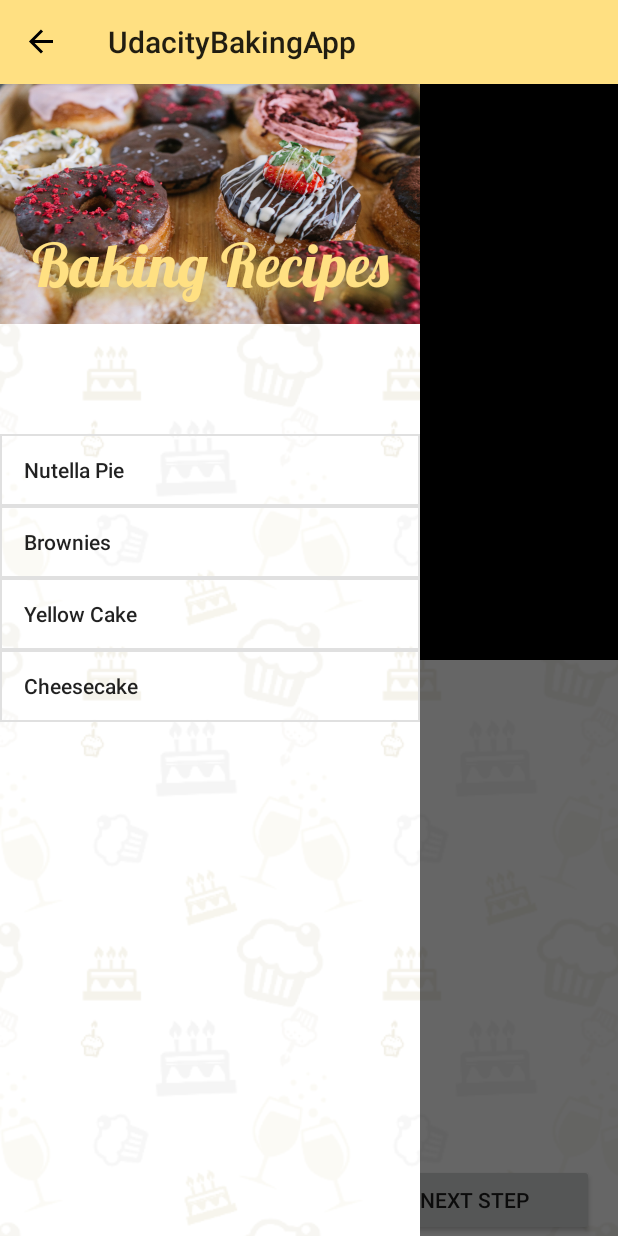
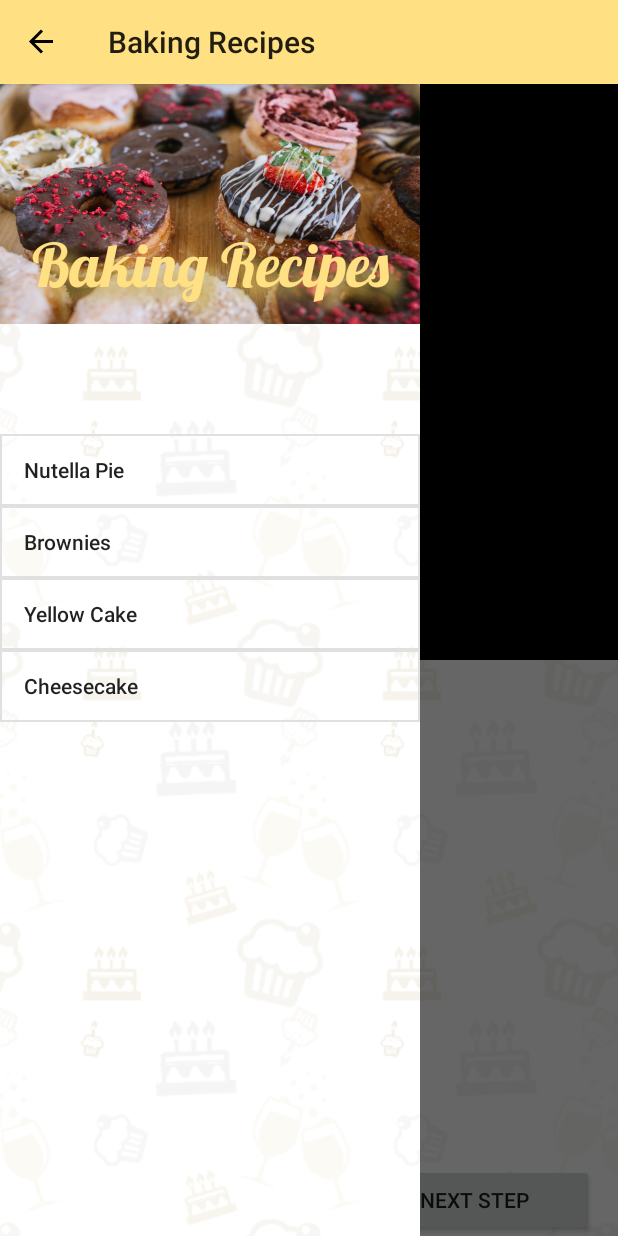
Before and after one commit to AndyRadionov/UdacBakingApp, an Android app: the DetailsActivity screen opened directly, with no data from a screen before it, with the side drawer open, on a phone screen of 412 x 824 dp. Run offline under Robolectric (Android 15) with nearby library versions, the phone set to English and light mode, and no system bars; our stand-ins replace Timber, data binding; plain views replace JustifiedTextView, PlayerControlView, PlayerView; 24 statements that could not run were skipped.

Commit message:
layouts completed

```diff
--- a/app/src/main/java/io/github/andyradionov/udacitybakingapp/ui/base/BaseDrawerActivity.java
+++ b/app/src/main/java/io/github/andyradionov/udacitybakingapp/ui/base/BaseDrawerActivity.java
@@ -35,7 +35,6 @@ public abstract class BaseDrawerActivity extends AppCompatActivity {
     protected DrawerViewModel mDrawerViewModel;
     private DrawerLayout mDrawerLayout;
     private NavigationView mNavigationView;
-    ListView mDrawerList;
     @Override
     public boolean onOptionsItemSelected(MenuItem item) {
         Timber.d("onOptionsItemSelected(): %s", item.getTitle());
@@ -54,8 +53,6 @@ public abstract class BaseDrawerActivity extends AppCompatActivity {
 
     protected void prepareDrawer() {
         Timber.d("prepareDrawer()");
-
-        mDrawerList = findViewById(R.id.navList);
 
         mDrawerViewModel = ViewModelProviders.of(this).get(DrawerViewModel.class);
         ActionBar actionBar = getSupportActionBar();
--- a/app/src/main/res/drawable/ic_refresh_black_24dp.xml
+++ /dev/null
@@ -1,9 +0,0 @@
-<vector xmlns:android="http://schemas.android.com/apk/res/android"
-        android:width="24dp"
-        android:height="24dp"
-        android:viewportWidth="24.0"
-        android:viewportHeight="24.0">
-    <path
-        android:fillColor="#FF000000"
-        android:pathData="M17.65,6.35C16.2,4.9 14.21,4 12,4c-4.42,0 -7.99,3.58 -7.99,8s3.57,8 7.99,8c3.73,0 6.84,-2.55 7.73,-6h-2.08c-0.82,2.33 -3.04,4 -5.65,4 -3.31,0 -6,-2.69 -6,-6s2.69,-6 6,-6c1.66,0 3.14,0.69 4.22,1.78L13,11h7V4l-2.35,2.35z"/>
-</vector>
--- a/app/src/main/res/layout-land/fragment_step_details_video.xml
+++ b/app/src/main/res/layout-land/fragment_step_details_video.xml
@@ -4,9 +4,9 @@
     xmlns:tools="http://schemas.android.com/tools">
 
     <ScrollView
-        android:background="@drawable/screen_bg_pattern"
         android:layout_width="match_parent"
         android:layout_height="match_parent"
+        android:background="@drawable/screen_bg_pattern"
         android:fillViewport="true"
         tools:context="io.github.andyradionov.udacitybakingapp.ui.details.DetailsActivity">
 
@@ -15,14 +15,14 @@
             android:layout_height="wrap_content">
 
             <com.google.android.exoplayer2.ui.PlayerView
-                android:background="@android:color/black"
                 android:id="@+id/player_view"
                 android:layout_width="match_parent"
-                android:layout_height="400dp"
+                android:layout_height="@dimen/player_land_height"
                 android:layout_marginBottom="0dp"
                 android:layout_marginLeft="0dp"
                 android:layout_marginRight="0dp"
                 android:layout_marginTop="0dp"
+                android:background="@android:color/black"
                 app:layout_constraintLeft_toLeftOf="parent"
                 app:layout_constraintRight_toRightOf="parent"
                 app:layout_constraintTop_toTopOf="parent" />
@@ -35,76 +35,75 @@
                 android:layout_marginLeft="0dp"
                 android:layout_marginRight="0dp"
                 android:layout_marginTop="0dp"
+                app:layout_constraintBottom_toBottomOf="@id/player_view"
                 app:layout_constraintLeft_toLeftOf="parent"
-                app:layout_constraintRight_toRightOf="parent"
-                app:layout_constraintBottom_toBottomOf="@id/player_view"/>
+                app:layout_constraintRight_toRightOf="parent" />
 
             <ProgressBar
+                android:id="@+id/pb_video_indicator"
+                android:layout_width="@dimen/indicator_size"
+                android:layout_height="@dimen/indicator_size"
                 android:visibility="invisible"
-                android:id="@+id/pb_video_indicator"
-                android:layout_width="40dp"
-                android:layout_height="40dp"
                 app:layout_constraintBottom_toBottomOf="@id/player_view"
                 app:layout_constraintLeft_toLeftOf="parent"
                 app:layout_constraintRight_toRightOf="parent"
                 app:layout_constraintTop_toTopOf="@id/player_view" />
 
             <TextView
-                android:visibility="invisible"
-                tools:text="Error"
-                android:textSize="28sp"
-                android:textColor="@color/colorAccent"
-                android:textAlignment="center"
                 android:id="@+id/tv_video_error"
                 android:layout_width="match_parent"
                 android:layout_height="wrap_content"
+                android:textAlignment="center"
+                android:textColor="@color/colorAccent"
+                android:textSize="@dimen/error_text_size"
+                android:visibility="invisible"
                 app:layout_constraintBottom_toBottomOf="@id/player_view"
                 app:layout_constraintLeft_toLeftOf="parent"
                 app:layout_constraintRight_toRightOf="parent"
-                app:layout_constraintTop_toTopOf="@id/player_view" />
+                app:layout_constraintTop_toTopOf="@id/player_view"
+                tools:text="Error" />
 
             <ImageButton
+                android:id="@+id/btn_refresh"
+                android:layout_width="@dimen/indicator_size"
+                android:layout_height="@dimen/indicator_size"
+                android:src="@drawable/ic_action_refresh"
                 android:visibility="invisible"
-                android:id="@+id/btn_refresh"
-                app:layout_constraintTop_toBottomOf="@id/tv_video_error"
                 app:layout_constraintLeft_toLeftOf="parent"
                 app:layout_constraintRight_toRightOf="parent"
-                android:src="@drawable/ic_refresh_black_24dp"
-                android:layout_width="40dp"
-                android:layout_height="40dp" />
+                app:layout_constraintTop_toBottomOf="@id/tv_video_error" />
 
             <com.uncopt.android.widget.text.justify.JustifiedTextView
-                android:textColor="@android:color/black"
                 android:id="@+id/tv_recipe_instructions"
                 android:layout_width="match_parent"
                 android:layout_height="wrap_content"
+                android:layout_margin="@dimen/details_margin"
                 android:textAlignment="center"
-                android:layout_margin="32dp"
-                android:textSize="16sp"
+                android:textColor="@android:color/black"
+                android:textSize="@dimen/regular_text"
                 app:layout_constraintLeft_toLeftOf="parent"
                 app:layout_constraintRight_toRightOf="parent"
                 app:layout_constraintTop_toBottomOf="@+id/player_view" />
 
             <Button
                 android:id="@+id/btn_prev_step"
-                android:layout_width="160dp"
+                android:layout_width="@dimen/btn_width"
                 android:layout_height="wrap_content"
                 android:layout_gravity="left"
-                android:layout_marginLeft="64dp"
-                android:layout_marginTop="32dp"
-                android:text="Previous step"
+                android:layout_marginLeft="@dimen/btn_margin"
+                android:layout_marginTop="@dimen/details_margin"
+                android:text="@string/previous_step"
                 app:layout_constraintLeft_toLeftOf="parent"
                 app:layout_constraintTop_toBottomOf="@+id/tv_recipe_instructions" />
 
             <Button
                 android:id="@+id/btn_next_step"
-                android:layout_width="160dp"
+                android:layout_width="@dimen/btn_width"
                 android:layout_height="wrap_content"
-                android:layout_marginTop="32dp"
-
                 android:layout_gravity="right"
-                android:layout_marginRight="64dp"
-                android:text="Next Step"
+                android:layout_marginRight="@dimen/btn_margin"
+                android:layout_marginTop="@dimen/details_margin"
+                android:text="@string/next_step"
                 app:layout_constraintRight_toRightOf="parent"
                 app:layout_constraintTop_toBottomOf="@+id/tv_recipe_instructions" />
 
--- a/app/src/main/res/layout-sw600dp/activity_baking.xml
+++ b/app/src/main/res/layout-sw600dp/activity_baking.xml
@@ -15,7 +15,7 @@
 
             <FrameLayout
                 android:id="@+id/master_list_fragment"
-                android:layout_width="320dp"
+                android:layout_width="@dimen/master_width"
                 android:layout_height="match_parent" />
 
             <View
--- a/app/src/main/res/layout/activity_details.xml
+++ b/app/src/main/res/layout/activity_details.xml
@@ -1,6 +1,5 @@
 <?xml version="1.0" encoding="utf-8"?>
 <android.support.v4.widget.DrawerLayout xmlns:android="http://schemas.android.com/apk/res/android"
-    xmlns:app="http://schemas.android.com/apk/res-auto"
     xmlns:tools="http://schemas.android.com/tools"
     android:id="@+id/drawer_layout"
     android:layout_width="match_parent"
--- a/app/src/main/res/layout/activity_main.xml
+++ b/app/src/main/res/layout/activity_main.xml
@@ -9,10 +9,10 @@
         tools:context="io.github.andyradionov.udacitybakingapp.ui.main.MainActivity">
 
         <android.support.v7.widget.RecyclerView
-            android:background="@drawable/screen_bg_pattern"
             android:id="@+id/rv_recipes_container"
             android:layout_width="match_parent"
-            android:layout_height="match_parent" />
+            android:layout_height="match_parent"
+            android:background="@drawable/screen_bg_pattern" />
 
         <include layout="@layout/drawer_navigation" />
 
--- a/app/src/main/res/layout/drawer_header.xml
+++ b/app/src/main/res/layout/drawer_header.xml
@@ -10,29 +10,29 @@
 
     <ImageView
         android:id="@+id/drawer_picture"
+        android:layout_width="match_parent"
+        android:layout_height="@dimen/drawer_img_size"
         android:background="@drawable/bakery"
-        android:layout_width="match_parent"
         android:scaleType="centerCrop"
-        android:layout_height="160dp" />
+        tools:ignore="ContentDescription" />
 
     <TextView
         android:id="@+id/drawer_text"
         android:layout_width="match_parent"
         android:layout_height="wrap_content"
         android:fontFamily="@font/lobster"
-        android:paddingBottom="80dp"
-        android:text="Baking Recipes"
-        android:textSize="40sp"
-        android:textColor="@color/colorPrimary"
+        android:paddingBottom="@dimen/drawer_header_padding"
         android:shadowColor="@color/colorPrimaryDark"
         android:shadowDx="10"
         android:shadowDy="10"
         android:shadowRadius="10"
+        android:text="@string/baking_recipes"
         android:textAlignment="center"
+        android:textAppearance="@style/TextAppearance.AppCompat.Body1"
+        android:textColor="@color/colorPrimary"
+        android:textSize="@dimen/drawer_title"
+        app:layout_constraintBottom_toBottomOf="@id/drawer_picture"
         app:layout_constraintLeft_toLeftOf="parent"
         app:layout_constraintRight_toRightOf="parent"
-        android:textAppearance="@style/TextAppearance.AppCompat.Body1"
-        app:layout_constraintBottom_toBottomOf="@id/drawer_picture"
-        app:layout_constraintTop_toBottomOf="@+id/drawer_picture"
-        tools:layout_editor_absoluteX="16dp" />
+        app:layout_constraintTop_toBottomOf="@+id/drawer_picture" />
 </android.support.constraint.ConstraintLayout>
--- a/app/src/main/res/layout/fragment_step_details_video.xml
+++ b/app/src/main/res/layout/fragment_step_details_video.xml
@@ -3,13 +3,13 @@
     xmlns:tools="http://schemas.android.com/tools">
 
     <android.support.constraint.ConstraintLayout
-        android:background="@drawable/screen_bg_pattern"
         android:layout_width="match_parent"
         android:layout_height="match_parent"
-        tools:context="io.github.andyradionov.udacitybakingapp.ui.steps.BakingActivity">
+        android:background="@drawable/screen_bg_pattern"
+        tools:context="io.github.andyradionov.udacitybakingapp.ui.steps.BakingActivity"
+        tools:ignore="ContentDescription">
 
         <com.google.android.exoplayer2.ui.PlayerView
-            android:background="@android:color/black"
             android:id="@+id/player_view"
             android:layout_width="0dp"
             android:layout_height="0dp"
@@ -17,6 +17,7 @@
             android:layout_marginLeft="0dp"
             android:layout_marginRight="0dp"
             android:layout_marginTop="0dp"
+            android:background="@android:color/black"
             app:layout_constraintBottom_toTopOf="@+id/guide_horizontal"
             app:layout_constraintLeft_toLeftOf="parent"
             app:layout_constraintRight_toRightOf="parent"
@@ -30,44 +31,44 @@
             android:layout_marginLeft="0dp"
             android:layout_marginRight="0dp"
             android:layout_marginTop="0dp"
+            app:layout_constraintBottom_toBottomOf="@id/player_view"
             app:layout_constraintLeft_toLeftOf="parent"
-            app:layout_constraintRight_toRightOf="parent"
-            app:layout_constraintBottom_toBottomOf="@id/player_view"/>
+            app:layout_constraintRight_toRightOf="parent" />
 
         <ProgressBar
+            android:id="@+id/pb_video_indicator"
+            android:layout_width="@dimen/indicator_size"
+            android:layout_height="@dimen/indicator_size"
             android:visibility="invisible"
-            android:id="@+id/pb_video_indicator"
-            android:layout_width="40dp"
-            android:layout_height="40dp"
             app:layout_constraintBottom_toBottomOf="@id/player_view"
             app:layout_constraintLeft_toLeftOf="parent"
             app:layout_constraintRight_toRightOf="parent"
             app:layout_constraintTop_toTopOf="@id/player_view" />
 
         <TextView
-            android:visibility="invisible"
-            tools:text="Error"
-            android:textSize="28sp"
-            android:textColor="@color/colorAccent"
-            android:textAlignment="center"
             android:id="@+id/tv_video_error"
             android:layout_width="match_parent"
             android:layout_height="wrap_content"
+            android:textAlignment="center"
+            android:textColor="@color/colorAccent"
+            android:textSize="@dimen/error_text_size"
+            android:visibility="invisible"
             app:layout_constraintBottom_toBottomOf="@id/player_view"
             app:layout_constraintLeft_toLeftOf="parent"
             app:layout_constraintRight_toRightOf="parent"
-            app:layout_constraintTop_toTopOf="@id/player_view" />
+            app:layout_constraintTop_toTopOf="@id/player_view"
+            tools:text="Error" />
 
         <ImageButton
+            android:id="@+id/btn_refresh"
+            android:layout_width="@dimen/indicator_size"
+            android:layout_height="@dimen/indicator_size"
             android:background="@null"
+            android:src="@drawable/ic_action_refresh"
             android:visibility="invisible"
-            android:id="@+id/btn_refresh"
-            app:layout_constraintTop_toBottomOf="@id/tv_video_error"
             app:layout_constraintLeft_toLeftOf="parent"
             app:layout_constraintRight_toRightOf="parent"
-            android:src="@drawable/ic_action_refresh"
-            android:layout_width="40dp"
-            android:layout_height="40dp" />
+            app:layout_constraintTop_toBottomOf="@id/tv_video_error" />
 
         <android.support.constraint.Guideline
             android:id="@+id/guide_horizontal"
@@ -77,13 +78,13 @@
             app:layout_constraintGuide_percent="0.5" />
 
         <com.uncopt.android.widget.text.justify.JustifiedTextView
-            android:textColor="@android:color/black"
             android:id="@+id/tv_recipe_instructions"
             android:layout_width="match_parent"
             android:layout_height="wrap_content"
-            android:textSize="16sp"
+            android:layout_margin="@dimen/details_margin"
             android:textAlignment="center"
-            android:layout_margin="32dp"
+            android:textColor="@android:color/black"
+            android:textSize="@dimen/regular_text"
             app:layout_constraintBottom_toTopOf="@+id/btn_prev_step"
             app:layout_constraintLeft_toLeftOf="parent"
             app:layout_constraintRight_toRightOf="parent"
@@ -91,21 +92,21 @@
 
         <Button
             android:id="@+id/btn_prev_step"
-            android:layout_width="160dp"
+            android:layout_width="@dimen/btn_width"
             android:layout_height="wrap_content"
             android:layout_gravity="left"
-            android:layout_marginLeft="16dp"
-            android:text="Previous step"
+            android:layout_marginLeft="@dimen/btn_margin"
+            android:text="@string/previous_step"
             app:layout_constraintBottom_toBottomOf="parent"
             app:layout_constraintLeft_toLeftOf="parent" />
 
         <Button
             android:id="@+id/btn_next_step"
-            android:layout_width="160dp"
+            android:layout_width="@dimen/btn_width"
             android:layout_height="wrap_content"
             android:layout_gravity="right"
-            android:layout_marginRight="16dp"
-            android:text="Next Step"
+            android:layout_marginRight="@dimen/btn_margin"
+            android:text="@string/next_step"
             app:layout_constraintBottom_toBottomOf="parent"
             app:layout_constraintRight_toRightOf="parent" />
 
--- /dev/null
+++ b/app/src/main/res/values-land/dimens.xml
@@ -0,0 +1,6 @@
+<?xml version="1.0" encoding="utf-8"?>
+<resources>
+
+    <dimen name="btn_margin">64dp</dimen>
+
+</resources>
--- a/app/src/main/res/values/colors.xml
+++ b/app/src/main/res/values/colors.xml
@@ -3,4 +3,5 @@
     <color name="colorPrimary">#ffe082</color>
     <color name="colorPrimaryDark">#caae53</color>
     <color name="colorAccent">#FF5722</color>
+    <color name="gray">#FFBEBEBE</color>
 </resources>
--- a/app/src/main/res/values/dimens.xml
+++ b/app/src/main/res/values/dimens.xml
@@ -6,5 +6,25 @@ Refer to App Widget Documentation for margin information
 http://developer.android.com/guide/topics/appwidgets/index.html#CreatingLayout
     -->
     <dimen name="widget_margin">8dp</dimen>
+    <dimen name="big_text">18sp</dimen>
+    <dimen name="regular_text">16sp</dimen>
+    <dimen name="master_width">320dp</dimen>
+    <dimen name="drawer_img_size">160dp</dimen>
+    <dimen name="drawer_title">40sp</dimen>
+    <dimen name="drawer_header_padding">80dp</dimen>
+    <dimen name="small_text">14sp</dimen>
+    <dimen name="player_margin">4dp</dimen>
+    <dimen name="timebar_height">32dp</dimen>
+    <dimen name="details_margin">32dp</dimen>
+    <dimen name="btn_width">160dp</dimen>
+    <dimen name="btn_margin">16dp</dimen>
+    <dimen name="indicator_size">40dp</dimen>
+    <dimen name="error_text_size">28sp</dimen>
+    <dimen name="player_land_height">400dp</dimen>
+    <dimen name="btn_land_margin">64dp</dimen>
+    <dimen name="card_margin">8dp</dimen>
+    <dimen name="small_margin">4dp</dimen>
+    <dimen name="step_card_padding">16dp</dimen>
+    <dimen name="widget_big_margin">16dp</dimen>
 
 </resources>
--- a/app/src/main/res/values/strings.xml
+++ b/app/src/main/res/values/strings.xml
@@ -1,5 +1,5 @@
 <resources>
-    <string name="app_name">UdacityBakingApp</string>
+    <string name="app_name">@string/baking_recipes</string>
     <string name="recipes_list_load_error">Cant load recipes list!</string>
 
     <string name="pause">Pause</string>
@@ -17,4 +17,7 @@
 
     <string name="error_no_internet">No Internet available</string>
     <string name="error_loading_video">Loading video Error</string>
+    <string name="baking_recipes">Baking Recipes</string>
+    <string name="next_step">Next Step</string>
+    <string name="previous_step">Previous step</string>
 </resources>
```
Also changed, not shown: app/src/main/res/layout/activity_baking.xml (+1 -7 lines), app/src/main/res/layout/exo_playback_control_view.xml (+16 -15 lines), app/src/main/res/layout/fragment_step_details.xml (+10 -10 lines), app/src/main/res/layout/item_ingredients_card.xml (+6 -8 lines), app/src/main/res/layout/item_recipe_card.xml (+5 -5 lines), app/src/main/res/layout/item_step_card.xml (+9 -9 lines), app/src/main/res/layout/recipe_widget.xml (+23 -24 lines).
